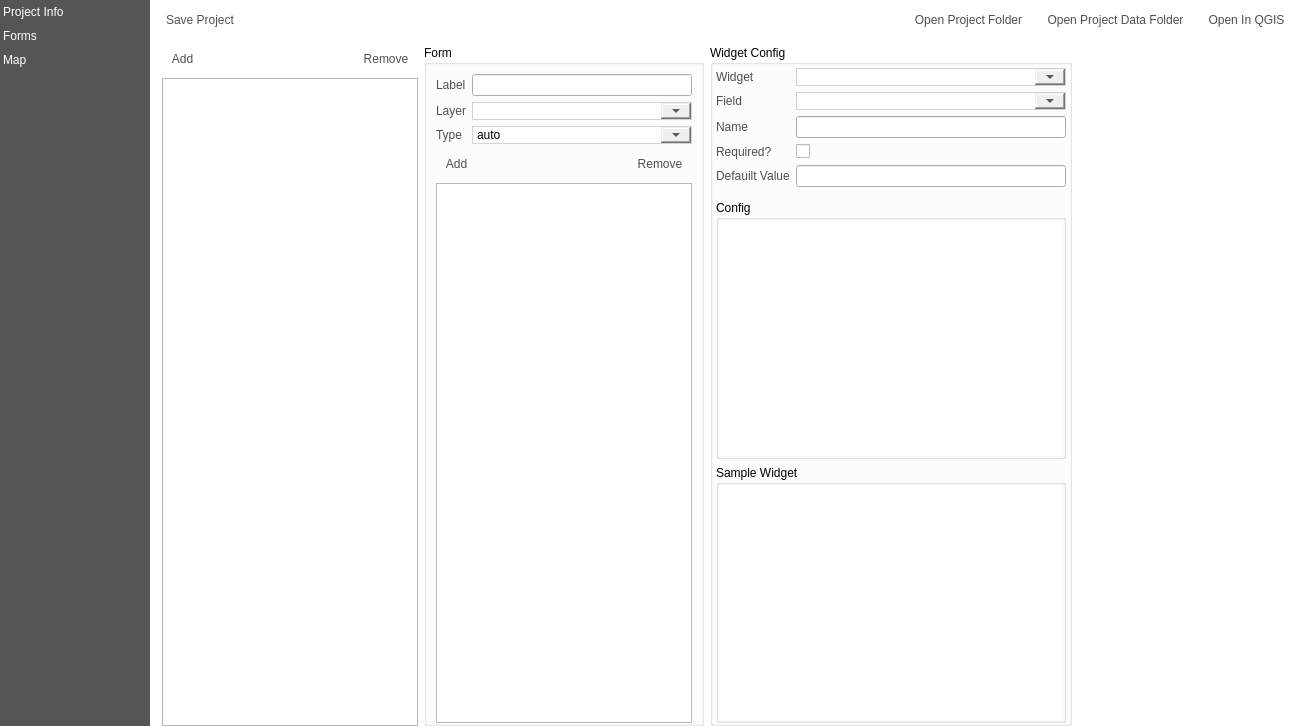
The window that src/configmanager/ui/ui_projectwidget.ui (roam-qgis/Roam) describes before a commit, drawn with Qt 5.
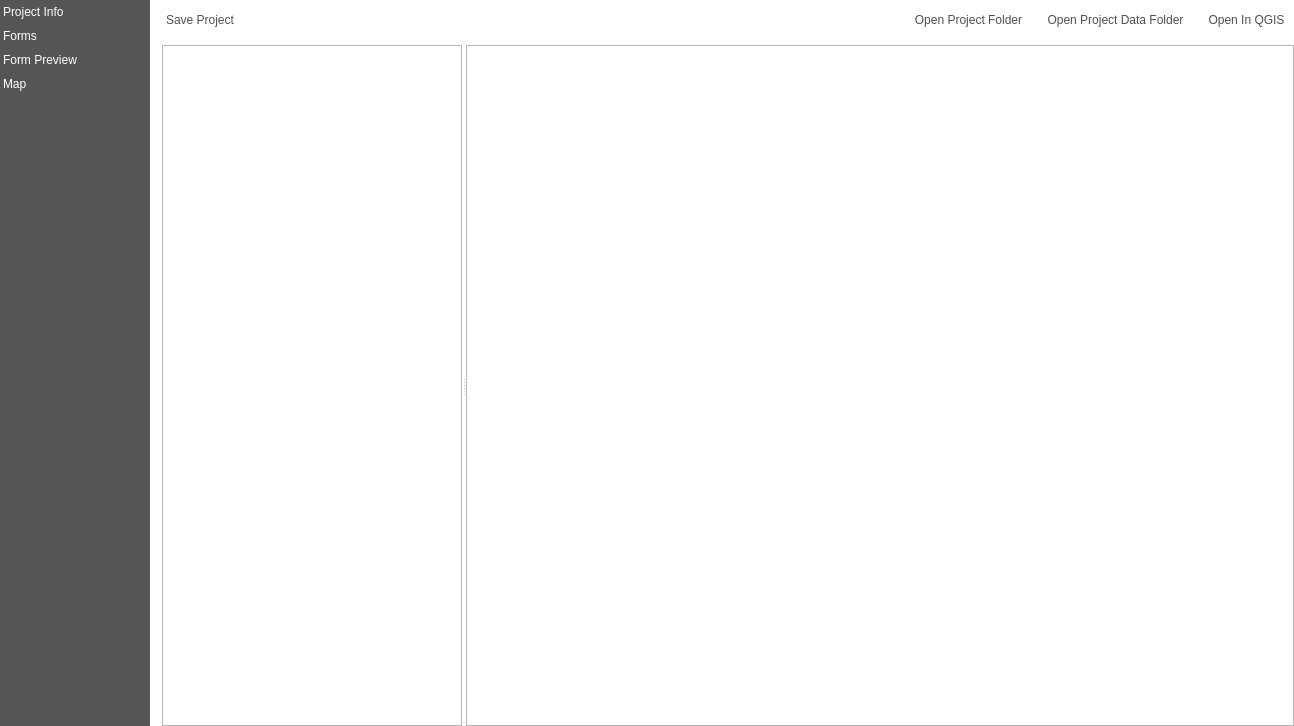
The same window after the commit. Icons and pictures are not drawn. Custom widgets are drawn as their Qt base class.

Commit message: Add live form preview. Fix project reload

Diff of the .ui file:
```diff
--- a/src/configmanager/ui/ui_projectwidget.ui
+++ b/src/configmanager/ui/ui_projectwidget.ui
@@ -152,6 +152,11 @@
        <string>Forms</string>
       </property>
      </item>
+     <item>
+      <property name="text">
+       <string>Form Preview</string>
+      </property>
+     </item>
      <item>
       <property name="text">
        <string>Map</string>
@@ -303,7 +308,7 @@
       </sizepolicy>
      </property>
      <property name="currentIndex">
-      <number>1</number>
+      <number>2</number>
      </property>
      <widget class="QWidget" name="page">
       <layout class="QFormLayout" name="formLayout">
@@ -878,6 +883,59 @@
        </item>
       </layout>
      </widget>
+     <widget class="QWidget" name="form_preview">
+      <layout class="QGridLayout" name="gridLayout_2">
+       <property name="margin">
+        <number>0</number>
+       </property>
+       <item row="0" column="0">
+        <widget class="QSplitter" name="splitter">
+         <property name="orientation">
+          <enum>Qt::Horizontal</enum>
+         </property>
+         <widget class="QListView" name="formpreviewList">
+          <property name="sizePolicy">
+           <sizepolicy hsizetype="Maximum" vsizetype="Expanding">
+            <horstretch>0</horstretch>
+            <verstretch>0</verstretch>
+           </sizepolicy>
+          </property>
+          <property name="maximumSize">
+           <size>
+            <width>300</width>
+            <height>16777215</height>
+           </size>
+          </property>
+          <property name="editTriggers">
+           <set>QAbstractItemView::NoEditTriggers</set>
+          </property>
+          <property name="alternatingRowColors">
+           <bool>true</bool>
+          </property>
+          <property name="selectionMode">
+           <enum>QAbstractItemView::SingleSelection</enum>
+          </property>
+          <property name="selectionBehavior">
+           <enum>QAbstractItemView::SelectItems</enum>
+          </property>
+         </widget>
+         <widget class="QFrame" name="frame_2">
+          <property name="frameShape">
+           <enum>QFrame::StyledPanel</enum>
+          </property>
+          <property name="frameShadow">
+           <enum>QFrame::Raised</enum>
+          </property>
+          <layout class="QGridLayout" name="gridLayout_7">
+           <property name="margin">
+            <number>0</number>
+           </property>
+          </layout>
+         </widget>
+        </widget>
+       </item>
+      </layout>
+     </widget>
      <widget class="QWidget" name="page_3">
       <layout class="QVBoxLayout" name="verticalLayout_3">
        <property name="leftMargin">
```
Left out of the diff: 2 changed lines with no effect on the pictures. The commit also changes 1 other file.
